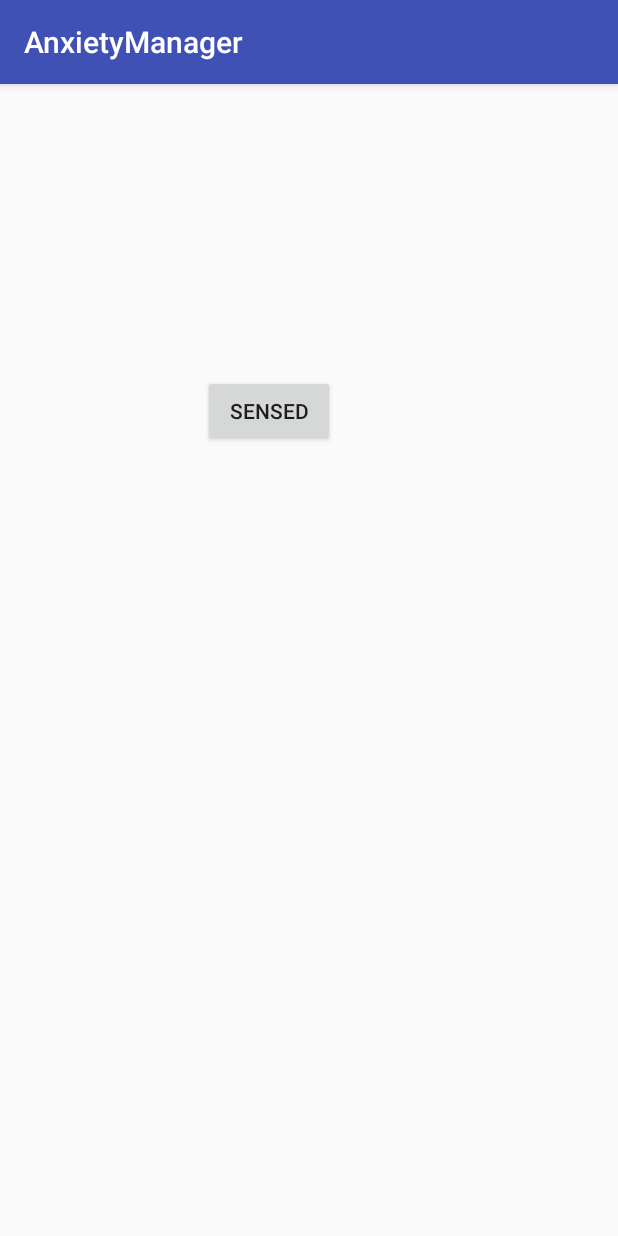
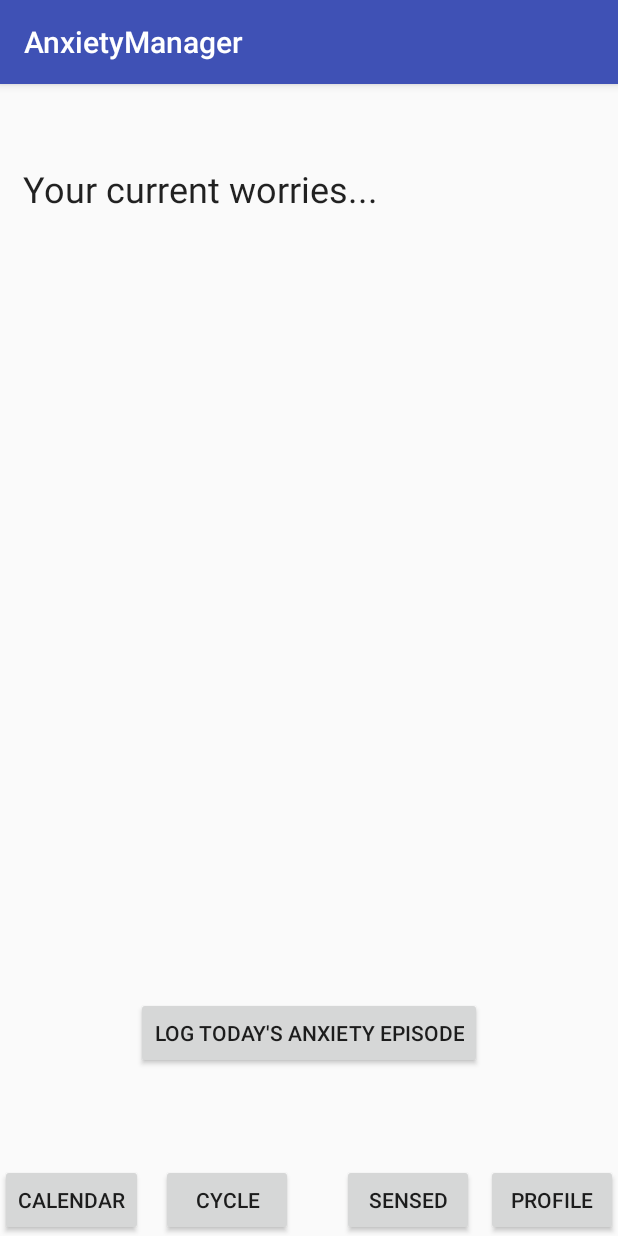
Before and after one commit to KatieFitzgerald/Anxiety-Manager, an Android app: the HomeActivity screen opened directly, with no data from a screen before it, on a phone screen of 412 x 824 dp. Run offline under Robolectric (Android 15) with nearby library versions, the phone set to English and light mode, and no system bars.

Commit message:
Add home activity layout

```diff
--- a/AnxietyManager/app/src/main/res/layout/activity_home.xml
+++ b/AnxietyManager/app/src/main/res/layout/activity_home.xml
@@ -10,9 +10,54 @@
         android:id="@+id/sensedAnxiety"
         android:layout_width="wrap_content"
         android:layout_height="wrap_content"
+        android:layout_alignParentBottom="true"
+        android:layout_alignParentEnd="true"
+        android:layout_marginEnd="96dp"
+        android:text="Sensed" />
+
+    <Button
+        android:id="@+id/calendarBtn"
+        android:layout_width="wrap_content"
+        android:layout_height="wrap_content"
+        android:layout_alignBaseline="@+id/sensedAnxiety"
+        android:layout_alignBottom="@+id/sensedAnxiety"
+        android:layout_alignParentStart="true"
+        android:text="Calendar" />
+
+    <Button
+        android:id="@+id/cycleBtn"
+        android:layout_width="wrap_content"
+        android:layout_height="wrap_content"
+        android:layout_alignParentBottom="true"
+        android:layout_marginStart="12dp"
+        android:layout_toEndOf="@+id/calendarBtn"
+        android:text="Cycle" />
+
+    <Button
+        android:id="@+id/profileBtn"
+        android:layout_width="wrap_content"
+        android:layout_height="wrap_content"
+        android:layout_alignParentBottom="true"
+        android:layout_alignParentEnd="true"
+        android:text="Profile" />
+
+    <Button
+        android:id="@+id/addAnxiety"
+        android:layout_width="wrap_content"
+        android:layout_height="wrap_content"
+        android:layout_above="@+id/sensedAnxiety"
+        android:layout_centerHorizontal="true"
+        android:layout_marginBottom="63dp"
+        android:text="Log Today's Anxiety Episode" />
+
+    <TextView
+        android:id="@+id/textView2"
+        android:layout_width="wrap_content"
+        android:layout_height="wrap_content"
         android:layout_alignParentStart="true"
         android:layout_alignParentTop="true"
-        android:layout_marginStart="135dp"
-        android:layout_marginTop="194dp"
-        android:text="Sensed" />
+        android:layout_marginStart="15dp"
+        android:layout_marginTop="53dp"
+        android:text="Your current worries..."
+        android:textAppearance="@style/TextAppearance.AppCompat.Headline" />
 </RelativeLayout>
```
